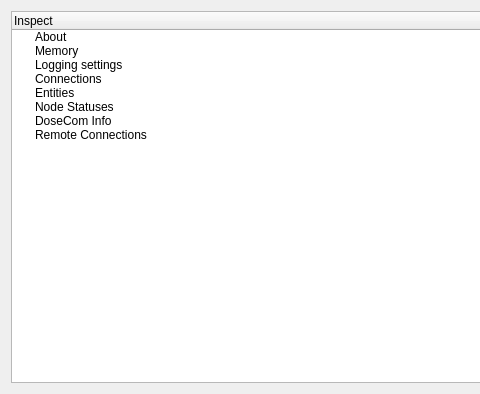
The window that src/dose/dose_dobexplorer.ss/src/dosemon.ui (SafirSDK/safir-sdk-core) describes before a commit, drawn with Qt 5; both pictures show x 0 to 480 and y 0 to 394 of the 741 by 394 pixel window.
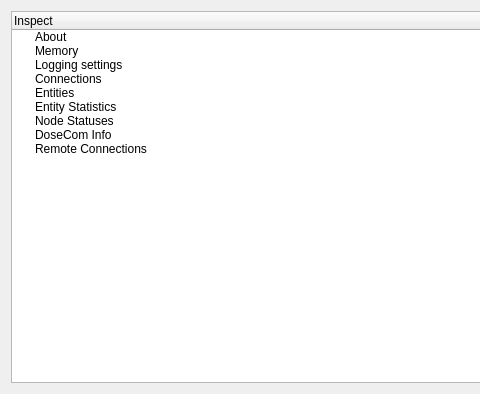
The same window after the commit.

Commit message:
Added new tab Entity Statistics to dobexplorer.
Conflicts:
	src/dose/dose_dobexplorer.ss/src/dosemon.cpp
	src/dose/dose_dobexplorer.ss/src/dosemon.ui
	src/dose/dose_dobexplorer.ss/src/entitystats.cpp
	src/dose/dose_dobexplorer.ss/src/entitystats.h
	src/dose/dose_dobexplorer.ss/src/memgraph.cpp
	src/dose/dose_dobexplorer.ss/src/memgraph.ui

Patch:
```diff
--- a/src/dose/dose_dobexplorer.ss/src/dosemon.ui
+++ b/src/dose/dose_dobexplorer.ss/src/dosemon.ui
@@ -65,6 +65,11 @@
         <string>Show internal information about entities and their instances.</string>
        </property>
       </item>
+      <item>
+       <property name="text">
+        <string>Entity Statistics</string>
+       </property>
+      </item>
       <item>
        <property name="text">
         <string>Node Statuses</string>
```
The commit also changes 11 other files.
